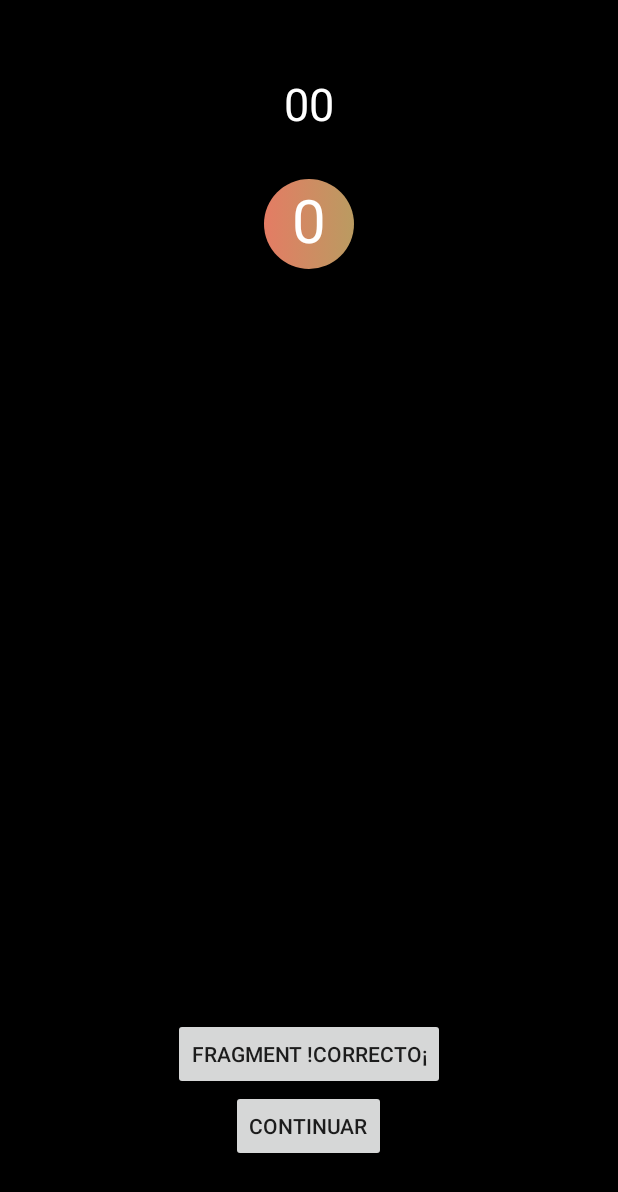
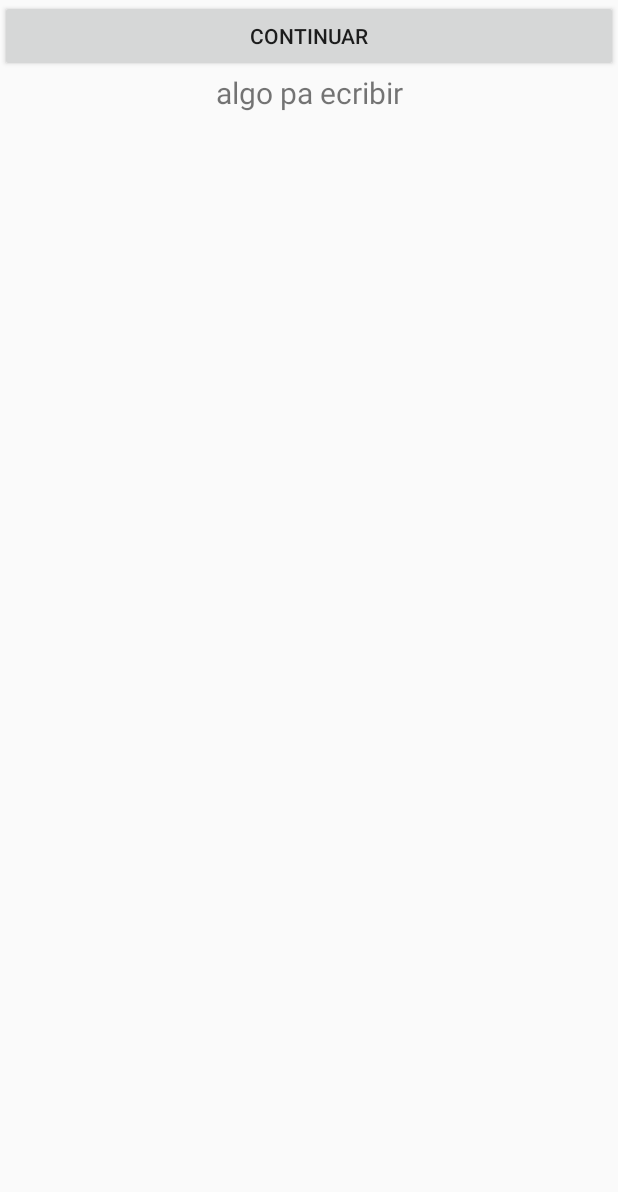
Before and after one commit to AndresGarciaV/AppPreguntas, an Android app: the MenuActivity screen opened directly, with no data from a screen before it, after a tap on an icon or button, on a phone screen of 412 x 824 dp. Shown: the top 1192 px of the screen. Run offline under Robolectric (Android 15) with nearby library versions, the phone set to English and light mode, and no system bars; 1 other tap on this screen came first.

Commit message:
Controlo de uso de variables en diferentes activitys y freagmets

```diff
--- a/app/src/main/AndroidManifest.xml
+++ b/app/src/main/AndroidManifest.xml
@@ -9,6 +9,9 @@
         android:roundIcon="@mipmap/ic_launcher_round"
         android:supportsRtl="true"
         android:theme="@style/Theme.AverResponde">
+        <activity
+            android:name=".ActivityPruebaFragments"
+            android:exported="false" />
         <activity
             android:name=".PuntuacionActivity"
             android:exported="false" />
--- /dev/null
+++ b/app/src/main/java/com/example/averresponde/ActivityPruebaFragments.kt
@@ -0,0 +1,45 @@
+package com.example.averresponde
+
+import android.support.v7.app.AppCompatActivity
+import android.os.Bundle
+import android.support.v4.app.Fragment
+import com.example.averresponde.databinding.ActivityPreguntasBinding
+import com.example.averresponde.databinding.ActivityPruebaFragmentsBinding
+import com.example.averresponde.presentacion.FragmentPantallaCorrect
+import com.example.averresponde.presentacion.FragmentPreguntas
+
+class ActivityPruebaFragments : AppCompatActivity() {
+
+    private lateinit var binding: ActivityPruebaFragmentsBinding
+
+    override fun onCreate(savedInstanceState: Bundle?) {
+        super.onCreate(savedInstanceState)
+        //Binding
+        binding = ActivityPruebaFragmentsBinding.inflate(layoutInflater)
+        setContentView(binding.root)
+
+
+
+        //Seccion para ajustar el aprecimiento de los fragments
+        var cambio=0
+        binding.botonCambio.setOnClickListener(){
+            if(cambio==0){
+                showFragment(FragmentPreguntas())
+                cambio=1
+            }else{
+                showFragment(FragmentPantallaCorrect())
+                cambio=0
+            }
+        }
+
+
+    }
+        fun showFragment(fragment: Fragment) {
+            supportFragmentManager.beginTransaction().apply {
+                replace(R.id.fragmentLayoutP, fragment)
+                addToBackStack(null)
+            }.commit()
+        }
+
+
+}
--- a/app/src/main/java/com/example/averresponde/presentacion/MenuActivity.kt
+++ b/app/src/main/java/com/example/averresponde/presentacion/MenuActivity.kt
@@ -8,6 +8,8 @@ import com.example.averresponde.databinding.ActivityMenuBinding
 import android.view.View
 
 import android.R.id
+import com.example.averresponde.ActivityPruebaFragments
+import com.example.averresponde.databinding.ActivityPruebaFragmentsBinding
 
 class MenuActivity : AppCompatActivity() {
     private lateinit var binding : ActivityMenuBinding
@@ -43,7 +45,7 @@ class MenuActivity : AppCompatActivity() {
         // asisgnar accion al boton Paranormal con binding
         binding.btnParanormal.setOnClickListener(){
             //para cambiar a la otra activity
-            var intent= Intent(this, PreguntasActivity::class.java)
+            var intent= Intent(this, ActivityPruebaFragments::class.java)
             startActivity(intent)
             binding.textViewCategoria.text = "GENIAL"
         }
--- /dev/null
+++ b/app/src/main/res/layout/activity_prueba_fragments.xml
@@ -0,0 +1,36 @@
+<?xml version="1.0" encoding="utf-8"?>
+<android.support.constraint.ConstraintLayout xmlns:android="http://schemas.android.com/apk/res/android"
+    xmlns:app="http://schemas.android.com/apk/res-auto"
+    xmlns:tools="http://schemas.android.com/tools"
+    android:layout_width="match_parent"
+    android:layout_height="match_parent"
+    tools:context=".ActivityPruebaFragments">
+
+    <LinearLayout
+        android:layout_width="match_parent"
+        android:layout_height="match_parent"
+        android:orientation="vertical">
+
+        <Button
+            android:id="@+id/botonCambio"
+            android:layout_width="match_parent"
+            android:layout_height="wrap_content"
+            android:text="CONTINUAR" />
+
+        <TextView
+            android:id="@+id/textV3"
+            android:layout_width="match_parent"
+            android:layout_height="wrap_content"
+            android:text="algo pa ecribir"
+            android:textAlignment="center"
+            android:textSize="20sp" />
+
+        <FrameLayout
+            android:id="@+id/fragmentLayoutP"
+            android:layout_width="match_parent"
+            android:layout_height="match_parent">
+
+        </FrameLayout>
+
+    </LinearLayout>
+</android.support.constraint.ConstraintLayout>
```
Also changed, not shown: app/src/main/java/com/example/averresponde/PuntuacionActivity.kt (+7 -0 lines), app/src/main/java/com/example/averresponde/presentacion/FragmentPreguntas.kt (+4 -14 lines), app/src/main/java/com/example/averresponde/presentacion/PreguntasActivity.kt (+20 -7 lines), app/src/main/res/layout/activity_puntuacion.xml (+9 -1 lines).
